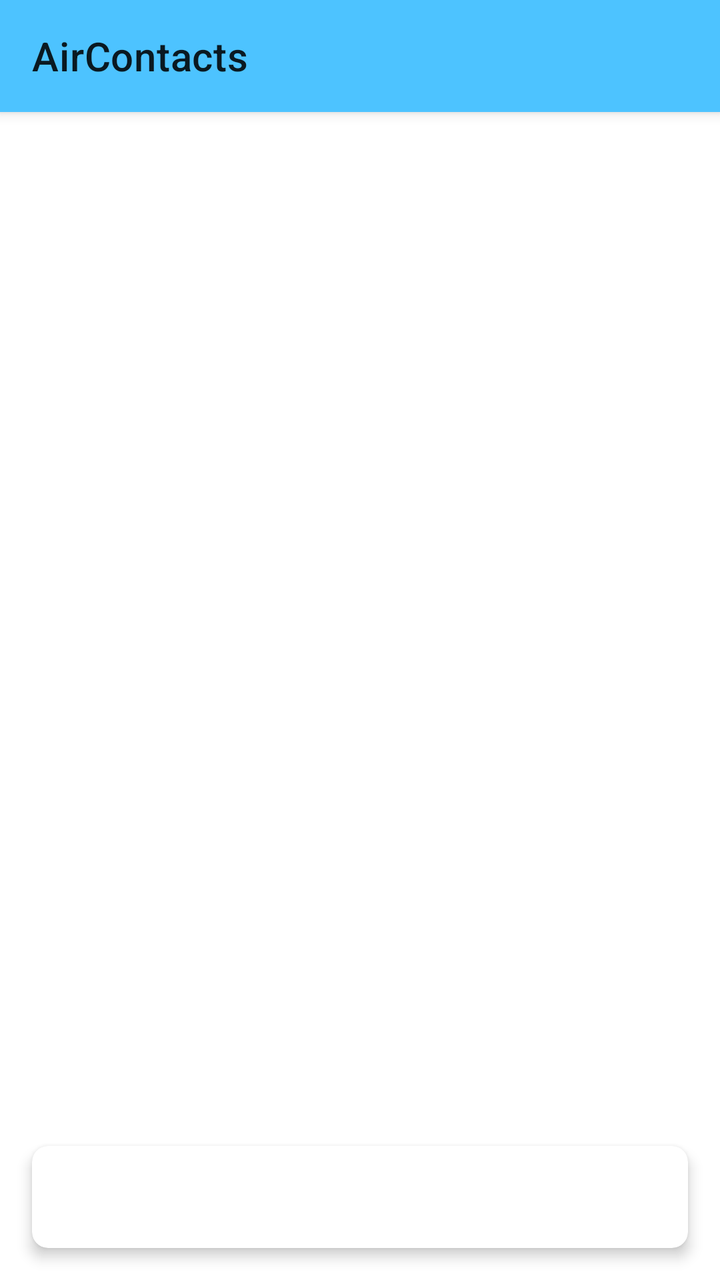
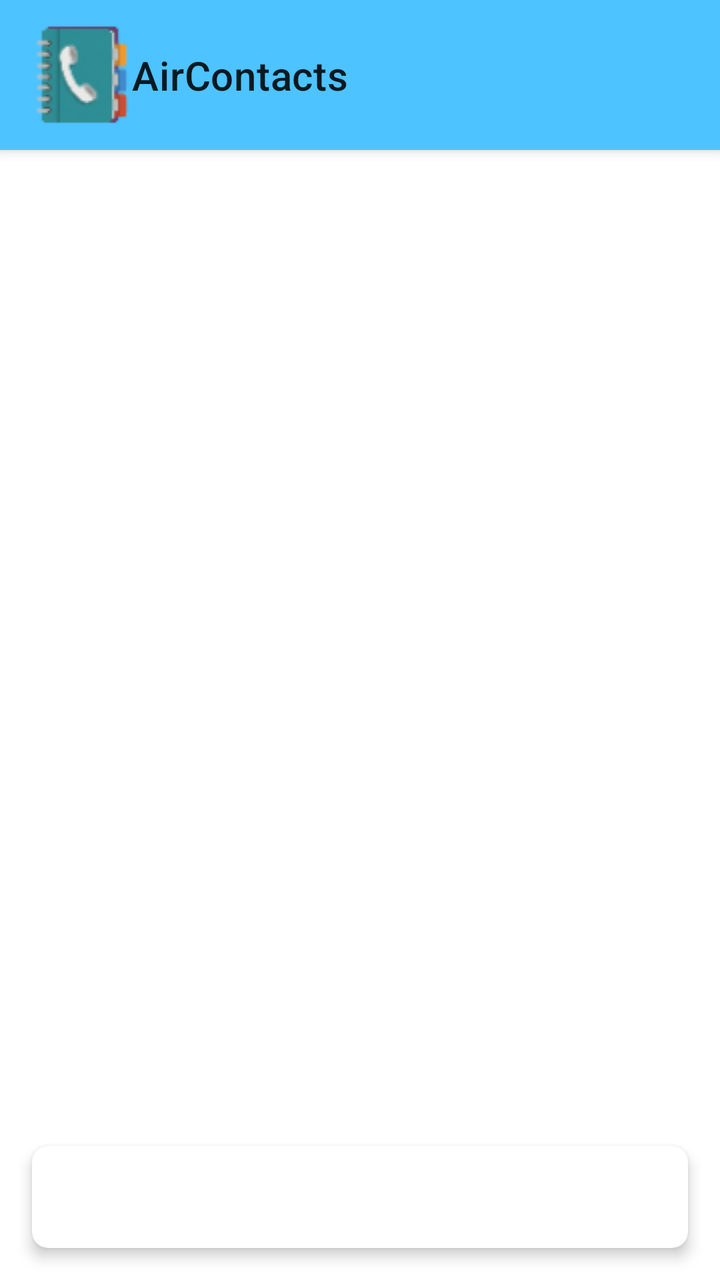

Screens rendered from an Android XML layout before and after an edit, with the pre-edit source and the edit as a unified diff.
<!-- AndroidManifest.xml: application theme Theme.AliPafContacts -->
<!-- res/layout/activity_main.xml -->
<?xml version="1.0" encoding="utf-8"?>
<androidx.coordinatorlayout.widget.CoordinatorLayout xmlns:android="http://schemas.android.com/apk/res/android"
    xmlns:app="http://schemas.android.com/apk/res-auto"
    android:layout_width="match_parent"
    android:layout_height="match_parent"
    android:backgroundTint="#b3e6ff">

    <com.google.android.material.appbar.AppBarLayout
        android:layout_width="match_parent"
        android:layout_height="wrap_content">

        <androidx.appcompat.widget.Toolbar
            android:id="@+id/toolbar"
            android:layout_width="match_parent"
            android:layout_height="match_parent"
            app:title="@string/main_title" />

    </com.google.android.material.appbar.AppBarLayout>

    <TextView
        android:id="@+id/tv_empty"
        android:layout_width="wrap_content"
        android:layout_height="wrap_content"
        android:layout_gravity="center"
        android:gravity="center"
        android:text="@string/main_no_accounts"
        android:visibility="gone" />

    <androidx.recyclerview.widget.RecyclerView
        android:id="@+id/recycler_view"
        android:layout_width="match_parent"
        android:layout_height="match_parent"
        android:clipToPadding="false"
        android:padding="8dp"
        android:paddingBottom="112dp"
        app:layout_behavior="@string/appbar_scrolling_view_behavior" />

    <com.google.android.material.card.MaterialCardView
        android:id="@+id/sync_status_card"
        android:layout_width="match_parent"
        android:layout_height="wrap_content"
        android:layout_gravity="bottom|center"
        android:layout_marginStart="16dp"
        android:layout_marginEnd="16dp"
        android:layout_marginBottom="16dp"
        app:cardCornerRadius="8dp"
        app:cardElevation="4dp">

        <TextView
            android:id="@+id/tv_sync_status"
            android:layout_width="match_parent"
            android:layout_height="wrap_content"
            android:padding="16dp"
            android:textAppearance="@style/TextAppearance.AppCompat.Body2" />
    </com.google.android.material.card.MaterialCardView>

</androidx.coordinatorlayout.widget.CoordinatorLayout>
<!-- resources referenced by this layout -->
<resources>
  <string name="main_no_accounts">No accounts yet.\nTap + to add the syncing account.</string>
  <string name="main_title">AirContacts</string>
  <style name="Theme.AliPafContacts" parent="Theme.MaterialComponents.DayNight.NoActionBar">
          <item name="colorPrimary">@color/nextcloud_blue</item>
          <item name="colorPrimaryVariant">@color/nextcloud_blue_dark</item>
          <item name="colorOnPrimary">@android:color/white</item>
      </style>
  <color name="nextcloud_blue">#4dc3ff</color>
  <color name="nextcloud_blue_dark">#0099e6</color>
</resources>

<!-- the commit's change to res/layout/activity_main.xml (unified diff, before → after) -->
@@ -12,7 +12,9 @@
         <androidx.appcompat.widget.Toolbar
             android:id="@+id/toolbar"
             android:layout_width="match_parent"
-            android:layout_height="match_parent"
+            android:layout_height="75dp"
+            app:logo="@drawable/address_book_3_50dp"
+            app:logoDescription="@string/app_name"
             app:title="@string/main_title" />
 
     </com.google.android.material.appbar.AppBarLayout>
<!-- resource entries referenced after the edit -->
@@ -1,5 +1,7 @@
 <!-- resources referenced by this layout -->
 <resources>
+  <!-- drawable address_book_3_50dp: png bitmap (drawable, 5362 bytes) -->
+  <string name="app_name">AirContacts</string>
   <string name="main_no_accounts">No accounts yet.\nTap + to add the syncing account.</string>
   <string name="main_title">AirContacts</string>
   <style name="Theme.AliPafContacts" parent="Theme.MaterialComponents.DayNight.NoActionBar">
